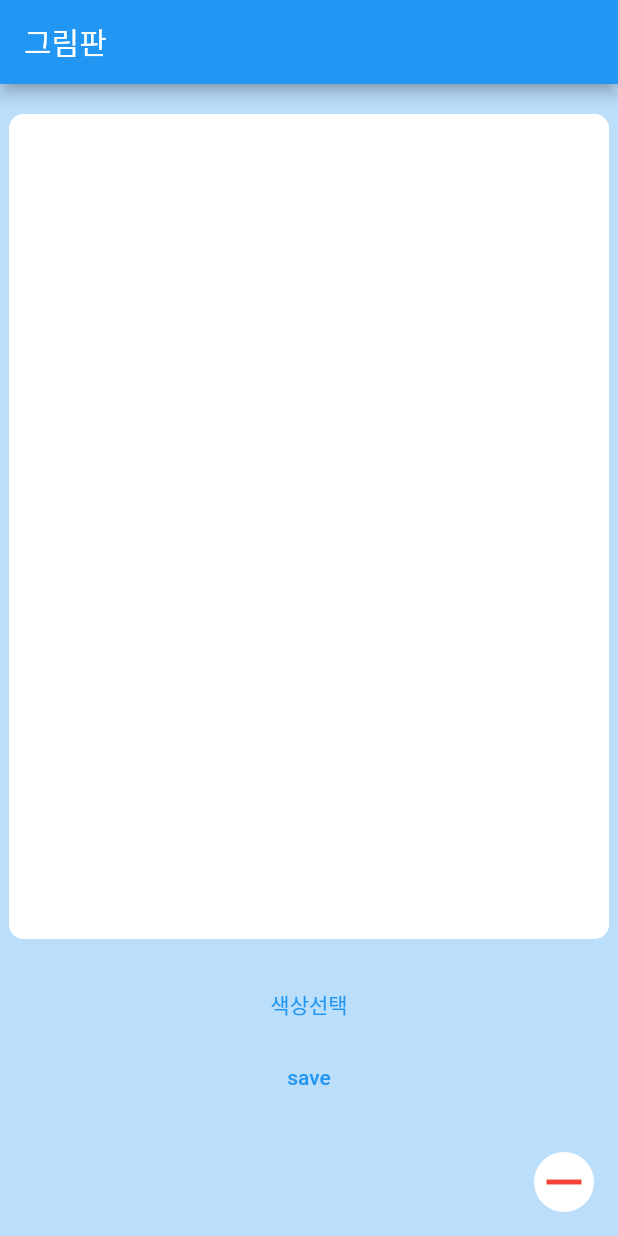
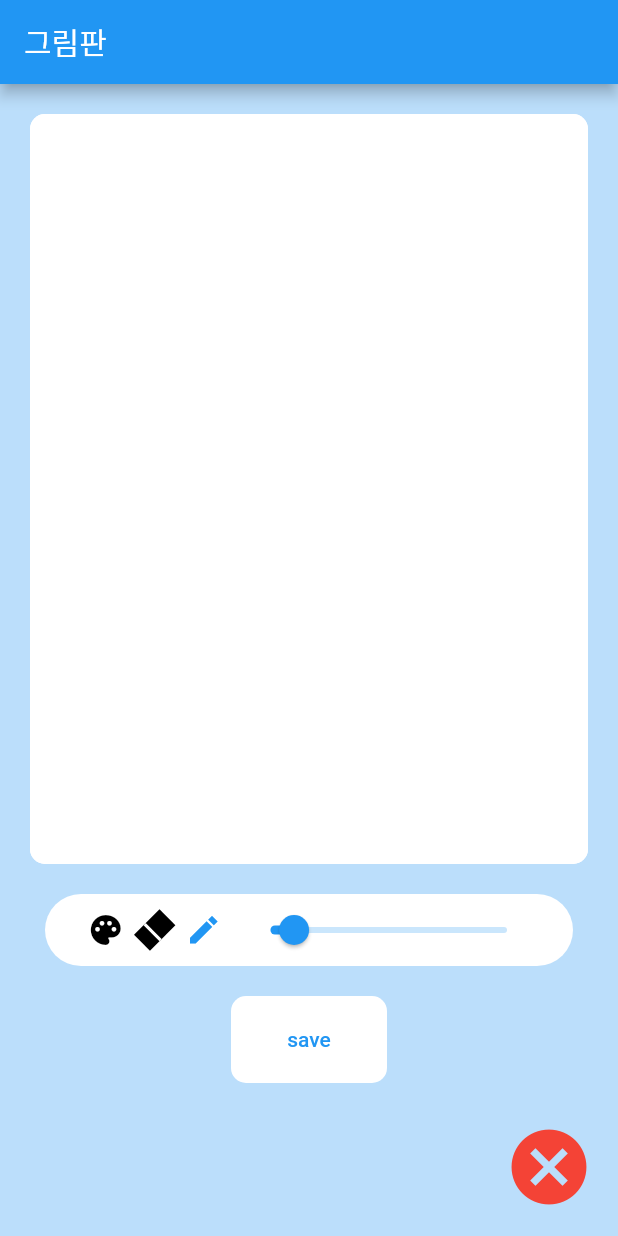
Before and after one commit to 96kyle/practiceLibrary, a Flutter app: the screen it shows after launch, after a tap on "save", on a phone screen of 412 x 824 dp. Run offline on Flutter 3.47's test engine with Material 2 defaults, Android fonts, the phone set to English and light mode, and no system bars; our stand-ins replace animated_text_kit, carousel_slider, dio, flutter_colorpicker, flutter_mobx, geolocator and 3 more; missing offline and left inert: kakaomap_webview; generated files the repository leaves out were written again.

Commit message:
fix: erase 기능 추가

```diff
--- a/lib/draw/draw.dart
+++ b/lib/draw/draw.dart
@@ -18,6 +18,11 @@ class _DrawState extends State<Draw> {
   List<DrawingArea?> position = [];
 
   Color pickerColor = Colors.black;
+  Color currentColor = Colors.black;
+
+  double defaultWidth = 2;
+
+  bool eraserMode = false;
 
   @override
   Widget build(BuildContext context) {
@@ -32,28 +37,24 @@ class _DrawState extends State<Draw> {
             position = [];
           });
         },
-        child: Container(
-          decoration: BoxDecoration(
-            shape: BoxShape.circle,
-            color: Colors.white,
-          ),
         child: Icon(
-            Icons.remove,
+          Icons.cancel,
           color: Colors.red,
-            size: 40,
-          ),
+          size: 60,
         ),
       ),
       body: Container(
         alignment: Alignment.center,
         child: Column(
           children: [
-            Container(
+            LayoutBuilder(builder: (context, constraint) {
+              return Container(
                 margin: EdgeInsets.symmetric(
                   vertical: 20,
+                  horizontal: 20,
                 ),
-              width: 400,
-              height: 550,
+                width: constraint.maxWidth,
+                height: 500,
                 decoration: BoxDecoration(
                   color: Colors.white,
                   borderRadius: BorderRadius.all(
@@ -69,7 +70,7 @@ class _DrawState extends State<Draw> {
                             ..strokeCap = StrokeCap.round
                             ..isAntiAlias = true
                             ..color = pickerColor
-                          ..strokeWidth = 2.0));
+                            ..strokeWidth = defaultWidth));
                     });
                   },
                   onPanUpdate: (details) {
@@ -81,7 +82,7 @@ class _DrawState extends State<Draw> {
                               ..strokeCap = StrokeCap.round
                               ..isAntiAlias = true
                               ..color = pickerColor
-                            ..strokeWidth = 2.0));
+                              ..strokeWidth = defaultWidth));
                       });
                     });
                   },
@@ -95,18 +96,35 @@ class _DrawState extends State<Draw> {
                       Radius.circular(10),
                     ),
                     child: CustomPaint(
-                    painter:
-                        MyCustomPainter(position: position, color: pickerColor),
+                      painter: MyCustomPainter(
+                          position: position, color: pickerColor),
                     ),
                   ),
                 ),
+              );
+            }),
+            Container(
+              margin: EdgeInsets.symmetric(
+                horizontal: 30,
               ),
-            TextButton(
-              onPressed: () async {
+              padding: EdgeInsets.symmetric(
+                horizontal: 20,
+              ),
+              decoration: BoxDecoration(
+                  color: Colors.white,
+                  borderRadius: BorderRadius.all(
+                    Radius.circular(30),
+                  )),
+              child: Row(
+                children: [
+                  Expanded(
+                    child: InkWell(
+                      onTap: () {
                         showDialog(
                           context: context,
                           builder: (BuildContext context) => Dialog(
-                    child: LayoutBuilder(builder: (context, constraint) {
+                            child:
+                                LayoutBuilder(builder: (context, constraint) {
                               return Container(
                                 width: constraint.maxWidth,
                                 height: constraint.maxHeight * 0.7,
@@ -119,15 +137,91 @@ class _DrawState extends State<Draw> {
                             }),
                           ),
                         );
-                print(pickerColor);
                       },
-              child: Text('색상선택'),
+                      child: Container(
+                        child: Icon(
+                          Icons.palette,
+                          color: Colors.black,
                         ),
-            TextButton(
+                      ),
+                    ),
+                  ),
+                  RotationTransition(
+                    turns: new AlwaysStoppedAnimation(315 / 360),
+                    child: InkWell(
+                      onTap: () {
+                        setState(() {
+                          currentColor = pickerColor;
+                          pickerColor = Colors.white;
+                          eraserMode = true;
+                        });
+                      },
+                      child: Container(
+                        width: 24,
+                        height: 15,
+                        decoration: BoxDecoration(
+                          color: eraserMode ? Colors.blue : Colors.black,
+                        ),
+                        child: Container(
+                          alignment: Alignment.centerLeft,
+                          margin: EdgeInsets.fromLTRB(9, 0, 13, 0),
+                          color: Colors.white,
+                        ),
+                      ),
+                    ),
+                  ),
+                  Expanded(
+                    child: InkWell(
+                      onTap: () {
+                        setState(() {
+                          eraserMode = false;
+                          pickerColor = currentColor;
+                        });
+                      },
+                      child: Container(
+                        child: Icon(
+                          Icons.edit_sharp,
+                          color: eraserMode ? Colors.black : Colors.blue,
+                        ),
+                      ),
+                    ),
+                  ),
+                  Expanded(
+                    flex: 5,
+                    child: Slider(
+                      value: defaultWidth,
+                      min: 0.0,
+                      max: 20.0,
+                      label: '${defaultWidth.round()}',
+                      onChanged: (double newValue) {
+                        setState(
+                          () {
+                            defaultWidth = newValue;
+                          },
+                        );
+                      },
+                    ),
+                  ),
+                ],
+              ),
+            ),
+            Container(
+              margin: EdgeInsets.only(top: 20),
+              padding: EdgeInsets.symmetric(
+                vertical: 5,
+                horizontal: 20,
+              ),
+              decoration: BoxDecoration(
+                  color: Colors.white,
+                  borderRadius: BorderRadius.all(
+                    Radius.circular(10),
+                  )),
+              child: TextButton(
                 onPressed: () async {
                   saveImage();
                 },
                 child: Text('save'),
+              ),
             ),
           ],
         ),
@@ -155,14 +249,20 @@ class _DrawState extends State<Draw> {
     ui.Image image = await recorde;
     final ByteData? data =
         await image.toByteData(format: ui.ImageByteFormat.png);
-    print(data!.buffer.asUint8List());
     Directory tempDir = await getApplicationDocumentsDirectory();
     String tempPath = tempDir.path;
-    var filePath = tempPath + '/${DateTime.now().toString()}.png';
 
-    File(filePath).writeAsBytesSync(data.buffer.asUint8List());
+    var filePath = tempPath + '${DateTime.now().toString()}.png';
+    // var filePath =
+    //     '/storage/emulated/0/Download/${DateTime.now().toString()}.png';
+    var file = File(filePath);
 
-    return File(filePath);
+    print(filePath);
+
+    file.writeAsBytesSync(data!.buffer.asInt8List());
+    // file.writeAsStringSync("asdf");
+
+    return file;
   }
 }
 
@@ -170,7 +270,10 @@ class MyCustomPainter extends CustomPainter {
   List<DrawingArea?> position;
   Color color;
 
-  MyCustomPainter({required this.position, required this.color});
+  MyCustomPainter({
+    required this.position,
+    required this.color,
+  });
 
   @override
   void paint(Canvas canvas, Size size) async {
```
Also changed, not shown: 1 other file. Lines whose indentation alone changed are shown as unchanged.
